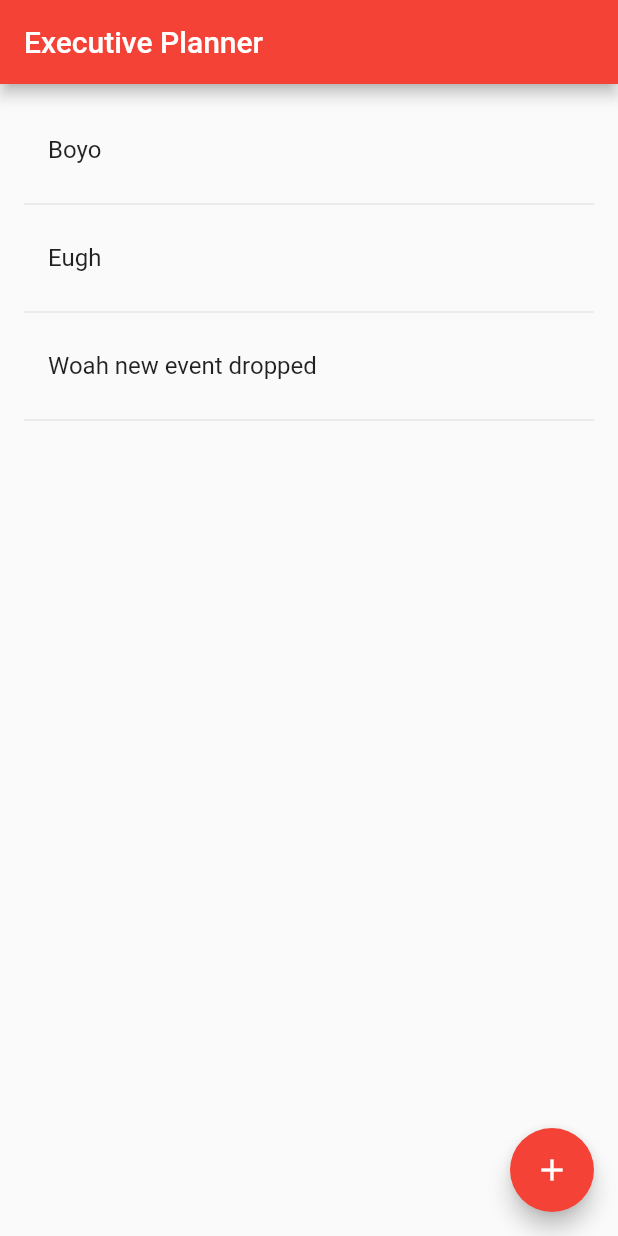
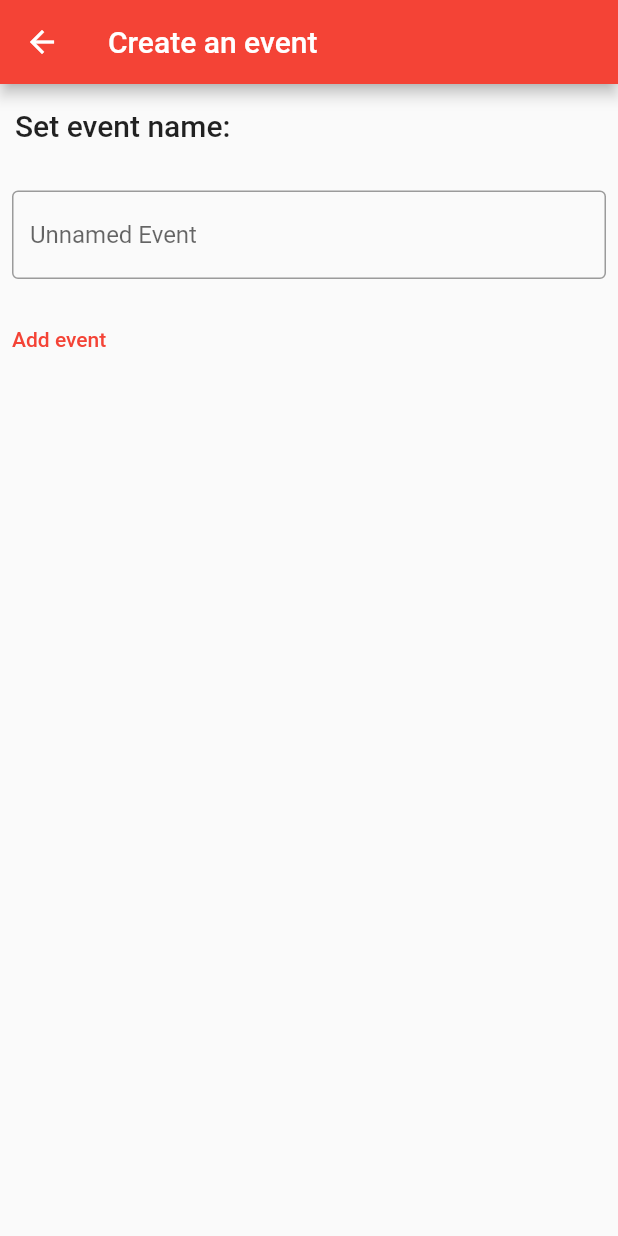
Before and after one commit to delexagon/executive-planner, a Flutter app: the screen it shows after launch, after a tap on the "add" icon, on a phone screen of 412 x 824 dp. Run offline on Flutter 3.47's test engine with Material 2 defaults, Android fonts, the phone set to English and light mode, and no system bars.

Commit message:
Added new event form

```diff
--- a/lib/event_list.dart
+++ b/lib/event_list.dart
@@ -1,21 +1,12 @@
 
 
 class Event {
-  String _name = "Unnamed Event";
-  DateTime? _date;
-  String? _location;
+  String name;
+  DateTime? date;
+  String? location;
 
-  Event({required String name}) {
-    _name = name;
-  }
+  Event({this.name = "Unnamed Event"});
 
-  String get name {
-    return _name;
-  }
-
-  DateTime? get date {
-    return _date;
-  }
 
   /// Sorts events by date, then name. Events with a null date are placed after
   /// those with a defined date. Events with the same name and date may change
@@ -47,7 +38,7 @@ class EventList {
     _list.add(Event(name: "Eugh"));
   }
 
-  void addEvent(Event e) {
+  void add(Event e) {
     _list.add(e);
   }
 
--- a/lib/main.dart
+++ b/lib/main.dart
@@ -25,7 +25,7 @@
         // is not restarted.
         primarySwatch: Colors.red,
       ),
-      home: const ExecutiveHomePage(title: 'Executive Planner'),
+      home: ExecutiveHomePage(title: 'Executive Planner'),
     );
   }
 }
--- a/lib/planner.dart
+++ b/lib/planner.dart
@@ -2,7 +2,7 @@ import 'package:flutter/material.dart';
 import 'package:executive_planner/event_list.dart';
 
 class ExecutiveHomePage extends StatefulWidget {
-  const ExecutiveHomePage({Key? key, required this.title}) : super(key: key);
+  ExecutiveHomePage({Key? key, required this.title}) : super(key: key);
 
   // This widget is the home page of your application. It is stateful, meaning
   // that it has a State object (defined below) that contains fields that affect
@@ -14,30 +14,22 @@ class ExecutiveHomePage extends StatefulWidget {
   // always marked "final".
 
   final String title;
+  final _events = EventList();
+
+  void addEvent(Event e) {
+    _events.add(e);
+  }
 
   @override
-  State<ExecutiveHomePage> createState() {
-    return _ExecutiveHomePageState();
-  }
+  State<ExecutiveHomePage> createState() => _ExecutiveHomePageState();
 }
 
+// todo: EventCreationForm should return something, not arbitrarily access widget
 class _ExecutiveHomePageState extends State<ExecutiveHomePage> {
-  final _events = EventList();
-
-  void _incrementCounter() {
-    _events.addEvent(Event(name: "Woah new event dropped"));
-    setState(() {
-      // This call to setState tells the Flutter framework that something has
-      // changed in this State, which causes it to rerun the build method below
-      // so that the display can reflect the updated values. If we changed
-      // _counter without calling setState(), then the build method would not be
-      // called again, and so nothing would appear to happen.
-    });
-  }
 
   Widget _buildEventList() {
     return ListView.builder(
-      itemCount: (_events.length)*2,
+      itemCount: (widget._events.length)*2,
       padding: const EdgeInsets.all(16.0),
       itemBuilder: (context, i) {
         if(i.isOdd) {
@@ -45,7 +37,7 @@ class _ExecutiveHomePageState extends State<ExecutiveHomePage> {
         }
 
         final index = i ~/ 2;
-        return _buildEventRow(_events[index]);
+        return _buildEventRow(widget._events[index]);
       }
     );
   }
@@ -76,10 +68,84 @@ class _ExecutiveHomePageState extends State<ExecutiveHomePage> {
         child: _buildEventList()
       ),
       floatingActionButton: FloatingActionButton(
-        onPressed: _incrementCounter,
-        tooltip: 'Increment',
+        onPressed: () {
+          EventCreationForm form = EventCreationForm(widget);
+          Navigator.push(
+            context,
+            MaterialPageRoute(builder: (context) => form),
+          ).then((_) => setState(() {}));
+        },
+        tooltip: 'Add Event',
         child: const Icon(Icons.add),
-      ), // This trailing comma makes auto-formatting nicer for build methods.
+      ),
     );
   }
 }
+
+// todo: We may want to change this to an InheritedWidget
+class EventCreationForm extends StatefulWidget {
+  EventCreationForm(this.parent, {Key? key}) : super(key: key);
+  final Event e = Event();
+  final ExecutiveHomePage parent;
+
+  @override
+  _EventCreationFormState createState() => _EventCreationFormState();
+}
+
+// Define a corresponding State class.
+// This class holds data related to the Form.
+class _EventCreationFormState extends State<EventCreationForm> {
+  // Create a text controller. Later, use it to retrieve the
+  // current value of the TextField.
+  final nameController = TextEditingController();
+
+  @override
+  void dispose() {
+    // Clean up the controller when the widget is removed from the
+    // widget tree.
+    nameController.dispose();
+    super.dispose();
+  }
+
+  @override
+  Widget build(BuildContext context) {
+    return Scaffold(
+      appBar: AppBar(
+        // Here we take the value from the MyHomePage object that was created by
+        // the App.build method, and use it to set our appbar title.
+        title: const Text("Create an event"),
+      ),
+      body: Column(
+        crossAxisAlignment: CrossAxisAlignment.start,
+        children: <Widget>[
+          Padding(
+            padding: const EdgeInsets.symmetric(horizontal: 10, vertical: 16),
+            child: Text(
+              "Set event name:",
+              style: Theme.of(context).textTheme.headline6,
+            ),
+          ),
+          Padding(
+            padding: const EdgeInsets.symmetric(horizontal: 8, vertical: 16),
+            child: TextField(
+              onChanged: (String name) {
+                widget.e.name = name;
+              },
+              decoration: const InputDecoration(
+                border: OutlineInputBorder(),
+                hintText: 'Unnamed Event',
+              ),
+            ),
+          ),
+          TextButton(
+            onPressed: () {
+              widget.parent.addEvent(widget.e);
+              Navigator.pop(context);
+            },
+            child: const Text("Add event"),
+          ),
+        ],
+      ),
+    );
+  }
+}
```
